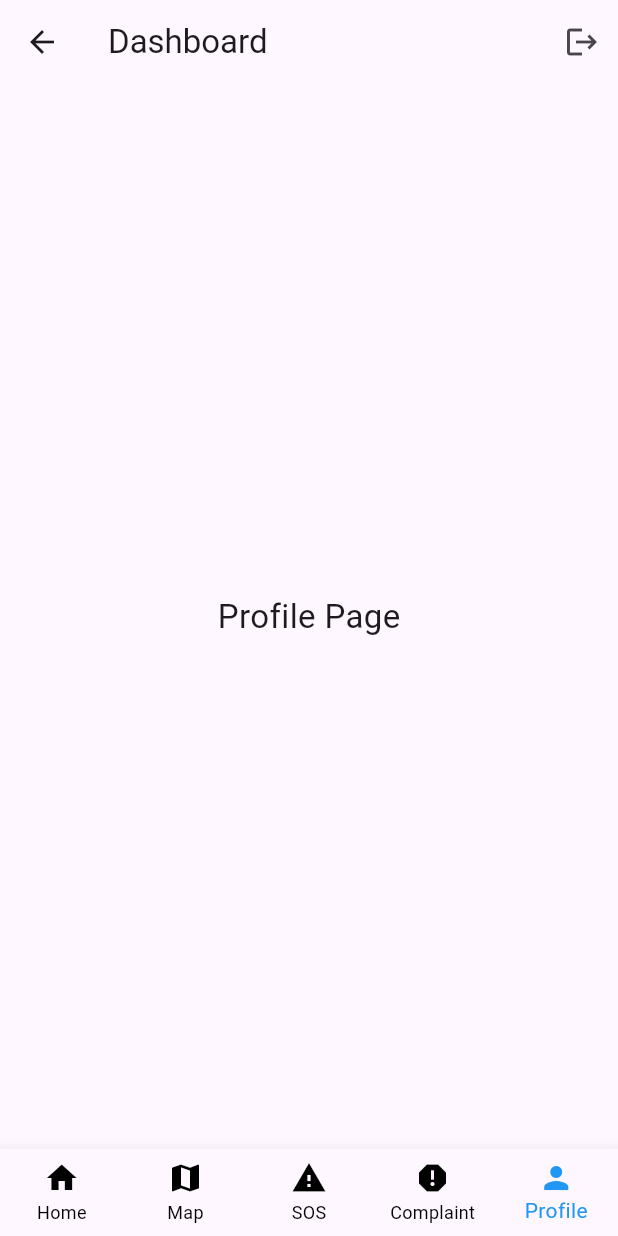
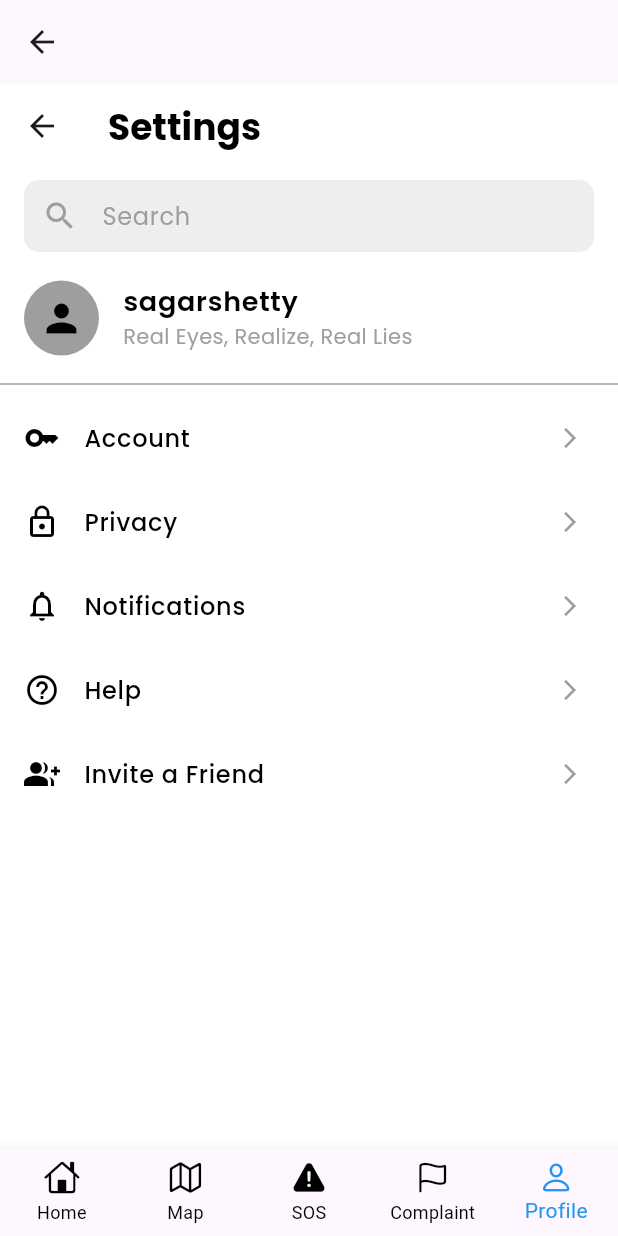
Before and after one commit to sagarshettyy11/SafeZone, a Flutter app: the DashboardPage screen opened by its route, item 5 of the bottom bar chosen, on a phone screen of 412 x 824 dp. Run offline on Flutter 3.47's test engine with Material 3 defaults, Android fonts, the light colour scheme and no system bars; our stand-ins replace flutter_dotenv, google_fonts, supabase_flutter; accounts and stored records are empty.

Commit message:
User Profile

```diff
--- a/safezone/lib/dashboard_page.dart
+++ b/safezone/lib/dashboard_page.dart
@@ -1,5 +1,13 @@
 import 'package:flutter/material.dart';
+import 'package:flutter/cupertino.dart';
 import 'package:supabase_flutter/supabase_flutter.dart';
+
+// Import your actual pages
+import 'features/home_page.dart';
+import 'features/map_page.dart';
+import 'features/emergency_page.dart';
+import 'features/complaint_page.dart';
+import 'features/user_profile.dart';
 
 class DashboardPage extends StatefulWidget {
   const DashboardPage({super.key});
@@ -11,13 +19,13 @@ class DashboardPage extends StatefulWidget {
 class _DashboardPageState extends State<DashboardPage> {
   int _selectedIndex = 0;
 
-  // Placeholder pages (replace with your actual pages later)
+  // Replace placeholders with actual pages
   final List<Widget> _pages = const [
-    Center(child: Text("Home Page", style: TextStyle(fontSize: 22))),
-    Center(child: Text("Map Page", style: TextStyle(fontSize: 22))),
-    Center(child: Text("SOS Page", style: TextStyle(fontSize: 22))),
-    Center(child: Text("Complaint Page", style: TextStyle(fontSize: 22))),
-    Center(child: Text("Profile Page", style: TextStyle(fontSize: 22))),
+    HomePage(),
+    MapPage(),
+    EmergencyPage(),
+    ComplaintPage(),
+    SettingsPage(),
   ];
 
   @override
@@ -36,15 +44,6 @@ class _DashboardPageState extends State<DashboardPage> {
     }
   }
 
-  // Logout function
-  Future<void> _logout(BuildContext context) async {
-    await Supabase.instance.client.auth.signOut();
-
-    if (!context.mounted) return;
-
-    Navigator.pushNamedAndRemoveUntil(context, '/', (route) => false);
-  }
-
   // Handle bottom nav taps
   void _onItemTapped(int index) {
     setState(() {
@@ -55,15 +54,7 @@ class _DashboardPageState extends State<DashboardPage> {
   @override
   Widget build(BuildContext context) {
     return Scaffold(
-      appBar: AppBar(
-        title: const Text("Dashboard"),
-        actions: [
-          IconButton(
-            icon: const Icon(Icons.logout),
-            onPressed: () => _logout(context),
-          ),
-        ],
-      ),
+      appBar: AppBar(),
       body: IndexedStack(index: _selectedIndex, children: _pages),
       bottomNavigationBar: BottomNavigationBar(
         currentIndex: _selectedIndex,
@@ -72,11 +63,23 @@ class _DashboardPageState extends State<DashboardPage> {
         unselectedItemColor: Colors.black,
         type: BottomNavigationBarType.fixed,
         items: const [
-          BottomNavigationBarItem(icon: Icon(Icons.home), label: 'Home'),
-          BottomNavigationBarItem(icon: Icon(Icons.map), label: 'Map'),
-          BottomNavigationBarItem(icon: Icon(Icons.warning), label: 'SOS'),
-          BottomNavigationBarItem(icon: Icon(Icons.report), label: 'Complaint'),
-          BottomNavigationBarItem(icon: Icon(Icons.person), label: 'Profile'),
+          BottomNavigationBarItem(
+            icon: Icon(CupertinoIcons.home),
+            label: 'Home',
+          ),
+          BottomNavigationBarItem(icon: Icon(CupertinoIcons.map), label: 'Map'),
+          BottomNavigationBarItem(
+            icon: Icon(CupertinoIcons.exclamationmark_triangle_fill),
+            label: 'SOS',
+          ),
+          BottomNavigationBarItem(
+            icon: Icon(CupertinoIcons.flag),
+            label: 'Complaint',
+          ),
+          BottomNavigationBarItem(
+            icon: Icon(CupertinoIcons.person),
+            label: 'Profile',
+          ),
         ],
       ),
     );
--- a/safezone/lib/features/complaint_page.dart
+++ b/safezone/lib/features/complaint_page.dart
@@ -0,0 +1,17 @@
+import 'package:flutter/material.dart';
+
+class ComplaintPage extends StatelessWidget {
+  const ComplaintPage({super.key});
+
+  @override
+  Widget build(BuildContext context) {
+    return const Scaffold(
+      body: Center(
+        child: Text(
+          "Complaint Page",
+          style: TextStyle(fontSize: 22, fontWeight: FontWeight.bold),
+        ),
+      ),
+    );
+  }
+}
--- a/safezone/lib/features/emergency_page.dart
+++ b/safezone/lib/features/emergency_page.dart
@@ -0,0 +1,21 @@
+import 'package:flutter/material.dart';
+
+class EmergencyPage extends StatelessWidget {
+  const EmergencyPage({super.key});
+
+  @override
+  Widget build(BuildContext context) {
+    return const Scaffold(
+      body: Center(
+        child: Text(
+          "SOS Page",
+          style: TextStyle(
+            fontSize: 22,
+            fontWeight: FontWeight.bold,
+            color: Colors.red,
+          ),
+        ),
+      ),
+    );
+  }
+}
--- a/safezone/lib/features/home_page.dart
+++ b/safezone/lib/features/home_page.dart
@@ -0,0 +1,17 @@
+import 'package:flutter/material.dart';
+
+class HomePage extends StatelessWidget {
+  const HomePage({super.key});
+
+  @override
+  Widget build(BuildContext context) {
+    return const Scaffold(
+      body: Center(
+        child: Text(
+          "Home Page",
+          style: TextStyle(fontSize: 22, fontWeight: FontWeight.bold),
+        ),
+      ),
+    );
+  }
+}
--- a/safezone/lib/features/map_page.dart
+++ b/safezone/lib/features/map_page.dart
@@ -0,0 +1,17 @@
+import 'package:flutter/material.dart';
+
+class MapPage extends StatelessWidget {
+  const MapPage({super.key});
+
+  @override
+  Widget build(BuildContext context) {
+    return const Scaffold(
+      body: Center(
+        child: Text(
+          "Map Page",
+          style: TextStyle(fontSize: 22, fontWeight: FontWeight.bold),
+        ),
+      ),
+    );
+  }
+}
--- a/safezone/lib/features/user_profile.dart
+++ b/safezone/lib/features/user_profile.dart
@@ -0,0 +1,118 @@
+import 'package:flutter/material.dart';
+import 'package:google_fonts/google_fonts.dart';
+
+class SettingsPage extends StatelessWidget {
+  const SettingsPage({super.key});
+
+  @override
+  Widget build(BuildContext context) {
+    return Scaffold(
+      backgroundColor: Colors.white,
+      appBar: AppBar(
+        backgroundColor: Colors.white,
+        elevation: 0,
+        title: Text(
+          "Settings",
+          style: GoogleFonts.poppins(
+            fontSize: 24,
+            fontWeight: FontWeight.bold,
+            color: Colors.black,
+          ),
+        ),
+      ),
+      body: ListView(
+        children: [
+          // Search bar
+          Padding(
+            padding: const EdgeInsets.symmetric(horizontal: 16, vertical: 8),
+            child: TextField(
+              decoration: InputDecoration(
+                hintText: "Search",
+                hintStyle: GoogleFonts.poppins(color: Colors.grey),
+                prefixIcon: const Icon(Icons.search, color: Colors.grey),
+                filled: true,
+                fillColor: Colors.grey[200],
+                contentPadding: const EdgeInsets.all(0),
+                border: OutlineInputBorder(
+                  borderRadius: BorderRadius.circular(10),
+                  borderSide: BorderSide.none,
+                ),
+              ),
+              style: GoogleFonts.poppins(color: Colors.black),
+            ),
+          ),
+
+          // User profile
+          ListTile(
+            leading: const CircleAvatar(
+              radius: 25,
+              backgroundColor: Colors.grey,
+              child: Icon(Icons.person, color: Colors.black, size: 30),
+            ),
+            title: Text(
+              "sagarshetty",
+              style: GoogleFonts.poppins(
+                color: Colors.black,
+                fontSize: 18,
+                fontWeight: FontWeight.w600,
+              ),
+            ),
+            subtitle: Text(
+              "Real Eyes, Realize, Real Lies",
+              style: GoogleFonts.poppins(color: Colors.grey, fontSize: 14),
+            ),
+          ),
+
+          const Divider(color: Colors.grey),
+
+          // Account, Privacy, Chats, Notifications
+          buildSettingsItem(icon: Icons.key, text: "Account", context: context),
+          buildSettingsItem(
+            icon: Icons.lock_outline,
+            text: "Privacy",
+            context: context,
+          ),
+          buildSettingsItem(
+            icon: Icons.notifications_none,
+            text: "Notifications",
+            context: context,
+          ),
+          buildSettingsItem(
+            icon: Icons.help_outline,
+            text: "Help",
+            context: context,
+          ),
+          buildSettingsItem(
+            icon: Icons.group_add,
+            text: "Invite a Friend",
+            context: context,
+          ),
+        ],
+      ),
+    );
+  }
+
+  Widget buildSettingsItem({
+    required IconData icon,
+    required String text,
+    required BuildContext context,
+  }) {
+    return ListTile(
+      leading: Icon(icon, color: Colors.black),
+      title: Text(
+        text,
+        style: GoogleFonts.poppins(
+          fontSize: 16,
+          fontWeight: FontWeight.w500,
+          color: Colors.black,
+        ),
+      ),
+      trailing: const Icon(
+        Icons.arrow_forward_ios,
+        color: Colors.grey,
+        size: 16,
+      ),
+      onTap: () {},
+    );
+  }
+}
```
